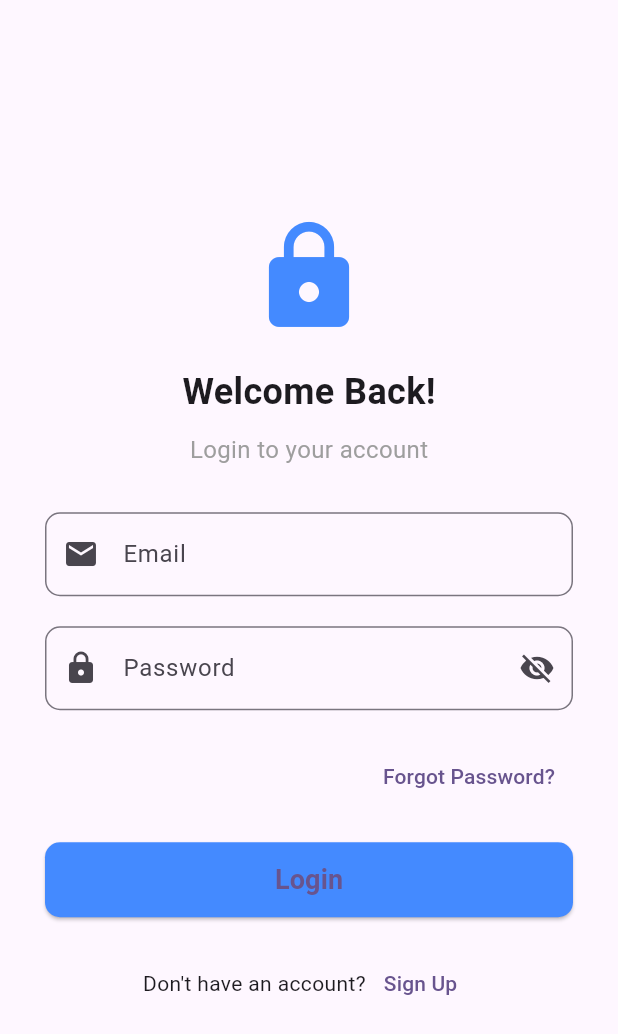
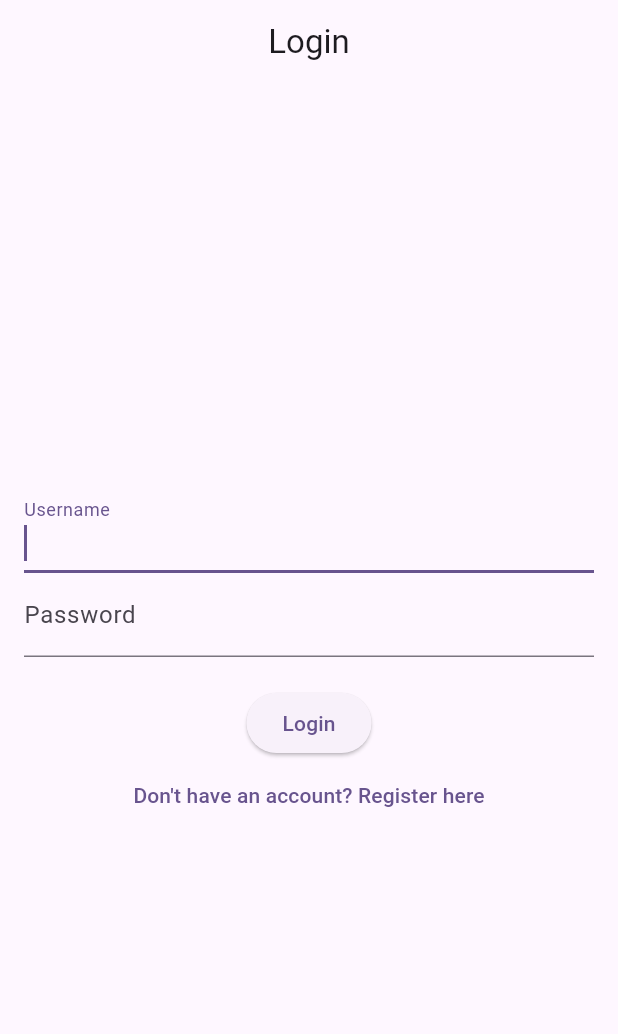
Before and after one commit to lauratita/register, a Flutter app: the screen it shows after launch, on a phone screen of 412 x 824 dp. Shown: the top 1034 px of the screen. Run offline on Flutter 3.47's test engine with Material 3 defaults, Android fonts, the phone set to English and light mode, and no system bars; our stand-ins replace shared_preferences.

Commit message:
ADD halaman login, register, dan dashboard

```diff
--- a/lib/register/login_page.dart
+++ b/lib/register/login_page.dart
@@ -1,4 +1,7 @@
+import 'package:register/dashboard/dashboard_page.dart';
 import 'package:flutter/material.dart';
+import 'package:shared_preferences/shared_preferences.dart';
+import 'register_page.dart';
 
 class LoginPage extends StatefulWidget {
   const LoginPage({super.key});
@@ -8,121 +11,64 @@ class LoginPage extends StatefulWidget {
 }
 
 class _LoginPageState extends State<LoginPage> {
-  final TextEditingController _emailController = TextEditingController();
-  final TextEditingController _passwordController = TextEditingController();
-  bool _isObscured = true;
+  final TextEditingController usernameController = TextEditingController();
+  final TextEditingController passwordController = TextEditingController();
+  String errorMessage = '';
+
+  Future<void> _login() async {
+    SharedPreferences prefs = await SharedPreferences.getInstance();
+    String? registeredUsername = prefs.getString('username');
+    String? registeredPassword = prefs.getString('password');
+
+    if (usernameController.text == registeredUsername &&
+        passwordController.text == registeredPassword) {
+      Navigator.pushReplacement(
+        context,
+        MaterialPageRoute(builder: (context) => const DashboardPage()),
+      );
+    } else {
+      setState(() {
+        errorMessage = 'Invalid username or password';
+      });
+    }
+  }
 
   @override
   Widget build(BuildContext context) {
     return Scaffold(
-      body: Center(
-        child: Padding(
-          padding: const EdgeInsets.symmetric(horizontal: 30),
+      appBar: AppBar(
+        title: const Text("Login"),
+        centerTitle: true,
+      ),
+      body: Padding(
+        padding: const EdgeInsets.all(16.0),
         child: Column(
           mainAxisAlignment: MainAxisAlignment.center,
           children: [
-              // logo / icon
-              const Icon(Icons.lock, size: 80, color: Colors.blueAccent),
-
+            TextField(
+              controller: usernameController,
+              autofocus: true,
+              decoration: const InputDecoration(labelText: "Username"),
+            ),
+            TextField(
+              controller: passwordController,
+              obscureText: true,
+              decoration: const InputDecoration(labelText: "Password"),
+            ),
+            if (errorMessage.isNotEmpty)
+              Text(errorMessage, style: const TextStyle(color: Colors.red)),
             const SizedBox(height: 20),
-
-              // text title
-              const Text(
-                "Welcome Back!",
-                style: TextStyle(fontSize: 24, fontWeight: FontWeight.bold),
-              ),
-
-              const SizedBox(height: 10),
-
-              // subtitle
-              const Text(
-                "Login to your account",
-                style: TextStyle(fontSize: 16, color: Colors.grey),
-              ),
-
-              const SizedBox(height: 30),
-
-              // email input
-              TextField(
-                controller: _emailController,
-                keyboardType: TextInputType.emailAddress,
-                decoration: InputDecoration(
-                  labelText: "Email",
-                  prefixIcon: const Icon(Icons.email),
-                  border: OutlineInputBorder(
-                    borderRadius: BorderRadius.circular(10),
-                  ),
-                ),
-              ),
-
-              const SizedBox(height: 20),
-
-              // password input
-              TextField(
-                controller: _passwordController,
-                obscureText: _isObscured,
-                decoration: InputDecoration(
-                  labelText: "Password",
-                  prefixIcon: const Icon(Icons.lock),
-                  suffixIcon: IconButton(
+            ElevatedButton(onPressed: _login, child: const Text("Login")),
+            TextButton(
               onPressed: () {
-                      setState(() {
-                        _isObscured = !_isObscured;
-                      });
+                Navigator.push(
+                  context,
+                  MaterialPageRoute(builder: (context) => const RegisterPage()),
+                );
               },
-                    icon: Icon(
-                        _isObscured ? Icons.visibility_off : Icons.visibility),
-                  ),
-                  border: OutlineInputBorder(
-                    borderRadius: BorderRadius.circular(10),
-                  ),
-                ),
-              ),
-
-              const SizedBox(height: 20),
-
-              // forgot password
-              Align(
-                alignment: Alignment.centerRight,
-                child: TextButton(
-                  onPressed: () {},
-                  child: const Text("Forgot Password?"),
-                ),
-              ),
-
-              const SizedBox(height: 20),
-
-              // login button
-              ElevatedButton(
-                onPressed: () {},
-                style: ElevatedButton.styleFrom(
-                  backgroundColor: Colors.blueAccent,
-                  minimumSize: const Size(double.infinity, 50),
-                  shape: RoundedRectangleBorder(
-                    borderRadius: BorderRadius.circular(10),
-                  ),
-                ),
-                child: const Text(
-                  "Login",
-                  style: TextStyle(fontSize: 18, fontWeight: FontWeight.bold),
-                ),
-              ),
-
-              const SizedBox(height: 20),
-
-              // signup redirect
-              Row(
-                mainAxisAlignment: MainAxisAlignment.center,
-                children: [
-                  const Text("Don't have an account?"),
-                  TextButton(
-                    onPressed: () {},
-                    child: const Text("Sign Up"),
+              child: const Text("Don't have an account? Register here"),
             ),
           ],
-              ),
-            ],
-          ),
         ),
       ),
     );
--- a/pubspec.yaml
+++ b/pubspec.yaml
@@ -2,7 +2,7 @@ name: register
 description: "A new Flutter project."
 # The following line prevents the package from being accidentally published to
 # pub.dev using `flutter pub publish`. This is preferred for private packages.
-publish_to: 'none' # Remove this line if you wish to publish to pub.dev
+publish_to: "none" # Remove this line if you wish to publish to pub.dev
 
 # The following defines the version and build number for your application.
 # A version number is three numbers separated by dots, like 1.2.43
@@ -34,6 +34,7 @@ dependencies:
   # The following adds the Cupertino Icons font to your application.
   # Use with the CupertinoIcons class for iOS style icons.
   cupertino_icons: ^1.0.8
+  shared_preferences: ^2.2.0
 
 dev_dependencies:
   flutter_test:
@@ -51,7 +52,6 @@ dev_dependencies:
 
 # The following section is specific to Flutter packages.
 flutter:
-
   # The following line ensures that the Material Icons font is
   # included with your application, so that you can use the icons in
   # the material Icons class.
```
Also changed, not shown: lib/register/register_page.dart (+101 -1 lines), pubspec.lock, 1 other file. Lines whose indentation alone changed are shown as unchanged.
